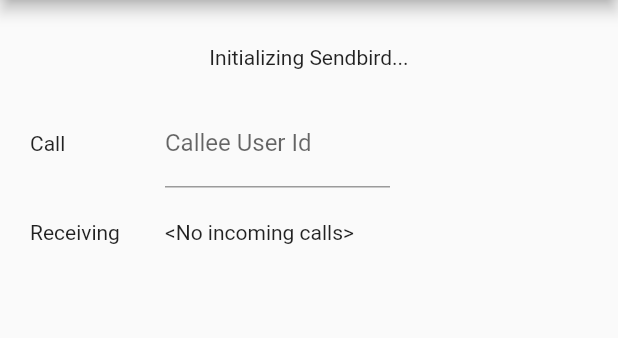
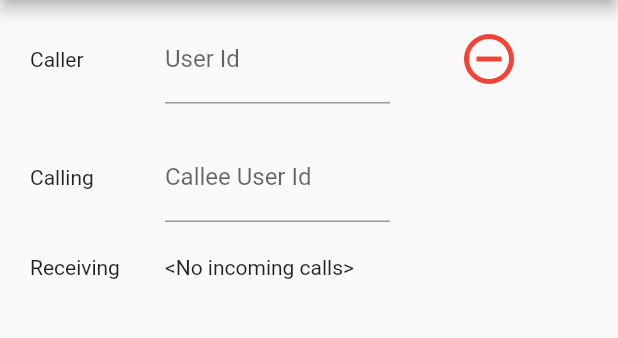
Before and after one commit to SendbirdCommunity/sendbird-calls-flutter-sample, a Flutter app: the screen it shows after launch, on a phone screen of 412 x 824 dp, the part 84-422 px from its top. Run offline on Flutter 3.47's test engine with Material 2 defaults, Android fonts, the phone set to English and light mode, and no system bars.

Commit message:
sendbird related platform channels abstracted to sendbird_channels.dart

```diff
--- a/lib/home_screen.dart
+++ b/lib/home_screen.dart
@@ -1,83 +1,58 @@
 import 'package:flutter/material.dart';
-import 'package:flutter/services.dart';
-import 'dart:async';
+import 'sendbird_channels.dart';
 
 class HomeScreen extends StatefulWidget {
-  final String appId;
-  final String userId;
-  final String? accessToken;
-
-  const HomeScreen({
-    Key? key,
-    required this.appId,
-    required this.userId,
-    this.accessToken,
-  }) : super(key: key);
-
   @override
   _HomeScreenState createState() => _HomeScreenState();
 }
 
 class _HomeScreenState extends State<HomeScreen> {
-  static const platform = MethodChannel('com.sendbird.calls/method');
-  String statusString = "Initializing Sendbird...";
+  final _calleeController = TextEditingController();
+  final _userIdController = TextEditingController();
+
+  bool _isCalleeAvailable = false;
   bool _areConnected = false;
-  bool _isCalleeAvailable = false;
   bool _isCallActive = false;
   bool _areReceivingCall = false;
-  final _calleeController = TextEditingController();
+
   String? callerId;
   String? callerNickname;
+  SendbirdChannels? channels;
 
   @override
   void initState() {
-    // Inform native Sendbird calls sdks to init and connect
-    initSendbird().then((value) => setState(() {
-          _areConnected = value;
-          statusString =
-              "Sendbird status online: ${value.toString().toUpperCase()}";
-        }));
-
-    _calleeController.addListener(() {});
-
-    // Listen for incoming native events
-    platform.setMethodCallHandler(_handleNativeMethods);
-
-    super.initState();
-  }
-
-  Future<dynamic> _handleNativeMethods(MethodCall call) async {
-    switch (call.method) {
-      case "direct_call_received":
-        print('home_screen: _handleNativeMethods: receiving call detected.');
-
+    channels = SendbirdChannels(
+      directCallReceived: ((userId, nickname) {
         setState(() {
-          callerId = call.arguments['caller_id'];
-          callerNickname = call.arguments['caller_nickname'];
+          callerId = userId;
+          callerNickname = nickname;
           _areReceivingCall = true;
         });
-        return new Future.value("");
-      case "direct_call_connected":
-        print('home_screen: _handleNativeMethods: call connected.');
-
+      }),
+      directCallConnected: () {
         setState(() {
           _areReceivingCall = false;
           _isCallActive = true;
         });
-        return new Future.value("");
-      case "direct_call_ended":
+      },
+      directCallEnded: () {
         setState(() {
           _isCallActive = false;
           callerId = null;
           callerNickname = null;
         });
-        return new Future.value("");
-      case "error":
-        print("${call.arguments}");
-        return new Future.value("");
-      default:
-        return new Future.value("");
-    }
+      },
+    );
+
+    _userIdController.addListener(() {
+      channels
+          ?.initSendbird(userId: _userIdController.text)
+          .then((value) => setState(() {
+                _areConnected = value;
+              }));
+    });
+
+    super.initState();
   }
 
   @override
@@ -86,21 +61,24 @@
       appBar: AppBar(title: Center(child: Text('Sendbird Calls'))),
       body: Container(
         padding: EdgeInsets.fromLTRB(20, 10, 20, 10),
-        child: Column(
-            // mainAxisAlignment: MainAxisAlignment.start,
-            // crossAxisAlignment: CrossAxisAlignment.start,
-            children: [
-              statusField(),
+        child: Column(children: [
           Row(children: [
-                SizedBox(width: 80, child: Text("Call")),
+            SizedBox(width: 80, child: Text("Caller")),
+            Container(width: 10),
+            SizedBox(width: 150, child: userIdField(_userIdController)),
+            Expanded(child: statusField()),
+          ]),
+          Container(height: 20),
+          Row(children: [
+            SizedBox(width: 80, child: Text("Calling")),
             Container(width: 10),
             SizedBox(width: 150, child: calleeIdField(_calleeController)),
             Container(width: 10),
             Expanded(
                 child: _isCalleeAvailable
-                        ? _isCallActive
-                            ? Container()
-                            : callButton(_calleeController)
+                    ? _areConnected && !_isCallActive
+                        ? callButton(_calleeController)
+                        : Container()
                     : Container()),
           ]),
           Container(height: 20),
@@ -116,9 +94,7 @@
                       : Text("<No incoming calls>"),
             ),
             Expanded(
-                    child: _areReceivingCall
-                        ? receivingCallButton()
-                        : Container()),
+                child: _areReceivingCall ? receivingCallButton() : Container()),
             Container(height: 20),
           ]),
           Container(height: 10),
@@ -156,27 +132,47 @@
     );
   }
 
-  Future<bool> initSendbird() async {
-    try {
-      final bool result = await platform.invokeMethod(
-        "init",
-        {
-          "app_id": widget.appId,
-          "user_id": widget.userId,
-          "access_token": widget.accessToken,
-        },
+  Widget appIdField(TextEditingController controller) {
+    return Container(
+      child: TextField(
+        controller: controller,
+        decoration: InputDecoration(labelText: "Sendbird App Id"),
+      ),
     );
-      return result;
-    } catch (e) {
-      throw e;
   }
+
+  Widget userIdField(TextEditingController controller) {
+    return Container(
+      child: TextField(
+        controller: controller,
+        decoration: InputDecoration(labelText: "User Id"),
+      ),
+    );
+  }
+
+  Widget accessTokenField(TextEditingController controller) {
+    return Container(
+      child: TextField(
+        controller: controller,
+        decoration: InputDecoration(labelText: "Access Token (optional)"),
+      ),
+    );
   }
 
   Widget statusField() {
     return Container(
-      padding: EdgeInsets.fromLTRB(0, 20, 0, 20),
-      child: Text('$statusString'),
-    );
+        // padding: EdgeInsets.fromLTRB(0, 20, 0, 20),
+        child: _areConnected
+            ? Icon(
+                Icons.check_circle,
+                color: Colors.green,
+                size: 40.0,
+              )
+            : Icon(
+                Icons.remove_circle_outline,
+                color: Colors.red,
+                size: 40.0,
+              ));
   }
 
   Widget calleeIdField(TextEditingController calleeController) {
@@ -198,7 +194,8 @@
     return Container(
       child: ElevatedButton(
         onPressed: () {
-          startCall(controller.text);
+          channels?.startCall(controller.text);
+          // startCall(controller.text);
         },
         child: Icon(
           Icons.call,
@@ -218,7 +215,8 @@
     return Container(
       child: ElevatedButton(
         onPressed: () {
-          pickupCall();
+          channels?.pickupCall();
+          // pickupCall();
         },
         child: Icon(
           Icons.call,
@@ -239,7 +237,8 @@
       padding: EdgeInsets.all(20),
       child: ElevatedButton(
         onPressed: () {
-          endCall();
+          channels?.endCall();
+          // endCall();
         },
         child: Icon(
           Icons.call_end,
@@ -255,39 +254,4 @@
       ),
     );
   }
-
-  Future<bool> startCall(String calleeId) async {
-    try {
-      final bool result = await platform.invokeMethod("start_direct_call", {
-        "callee_id": calleeId,
-      });
-      setState(() {
-        _isCallActive = true;
-      });
-      return result;
-    } catch (e) {
-      throw e;
 }
-  }
-
-  Future<bool> pickupCall() async {
-    try {
-      final bool result = await platform.invokeMethod("answer_direct_call", {});
-      return result;
-    } catch (e) {
-      throw e;
-    }
-  }
-
-  Future<bool> endCall() async {
-    try {
-      final bool result = await platform.invokeMethod("end_direct_call", {});
-      setState(() {
-        _isCallActive = false;
-      });
-      return result;
-    } catch (e) {
-      throw e;
-    }
-  }
-}
--- a/lib/main.dart
+++ b/lib/main.dart
@@ -15,10 +15,10 @@
         primarySwatch: Colors.blue,
       ),
       home: HomeScreen(
-        appId: "D56438AE-B4DB-4DC9-B440-E032D7B35CEB",
-        userId: "jason",
-        accessToken: null,
-      ),
+          // appId: "D56438AE-B4DB-4DC9-B440-E032D7B35CEB",
+          // userId: "jason",
+          // accessToken: null,
+          ),
     );
   }
 }
--- /dev/null
+++ b/lib/sendbird_channels.dart
@@ -0,0 +1,88 @@
+import 'package:flutter/services.dart';
+
+class SendbirdChannels {
+  SendbirdChannels({
+    this.directCallReceived,
+    this.directCallConnected,
+    this.directCallEstablished,
+    this.directCallEnded,
+    this.onError,
+  });
+
+  Function(String? callerId, String? callerNickname)? directCallReceived;
+  Function()? directCallEnded;
+  Function()? directCallEstablished;
+  Function()? directCallConnected;
+  Function(String message)? onError;
+  final appId = "YOUR_SENDBIRD_APP_ID";
+
+  static const platform = MethodChannel('com.sendbird.calls/method');
+
+  Future<bool> initSendbird({
+    required String userId,
+    String? accessToken,
+  }) async {
+    try {
+      platform.setMethodCallHandler(_handleNativeMethods);
+
+      final bool result = await platform.invokeMethod(
+        "init",
+        {
+          "app_id": appId,
+          "user_id": userId,
+          "access_token": accessToken,
+        },
+      );
+      return result;
+    } catch (e) {
+      print('sendbird_channels: initSendbird: ERROR: $e');
+      return false;
+    }
+  }
+
+  Future<dynamic> _handleNativeMethods(MethodCall call) async {
+    switch (call.method) {
+      case "direct_call_received":
+        final callerId = call.arguments['caller_id'];
+        final callerNickname = call.arguments['caller_nickname'];
+        directCallReceived?.call(callerId, callerNickname);
+        return new Future.value("");
+      case "direct_call_established":
+        // When callee has accepted but media streams not yet connected
+        directCallEstablished?.call();
+        return new Future.value("");
+      case "direct_call_connected":
+        directCallConnected?.call();
+        return new Future.value("");
+      case "direct_call_ended":
+        directCallEnded?.call();
+        return new Future.value("");
+      case "error":
+        final message = call.arguments['message'];
+        onError?.call(message);
+        return new Future.value("");
+      default:
+        // Unimplemented message received
+        print(
+            'sendbird_channels: _handleNativeMethods: Unexpected message received: $call.method');
+        return new Future.value("");
+    }
+  }
+
+  Future<bool> startCall(String calleeId) async {
+    final bool result = await platform.invokeMethod("start_direct_call", {
+      "callee_id": calleeId,
+    });
+    return result;
+  }
+
+  Future<bool> pickupCall() async {
+    final bool result = await platform.invokeMethod("answer_direct_call", {});
+    return result;
+  }
+
+  Future<bool> endCall() async {
+    final bool result = await platform.invokeMethod("end_direct_call", {});
+    return result;
+  }
+}
```
Also changed, not shown: pubspec.lock, 1 other file. Lines whose indentation alone changed are shown as unchanged.
